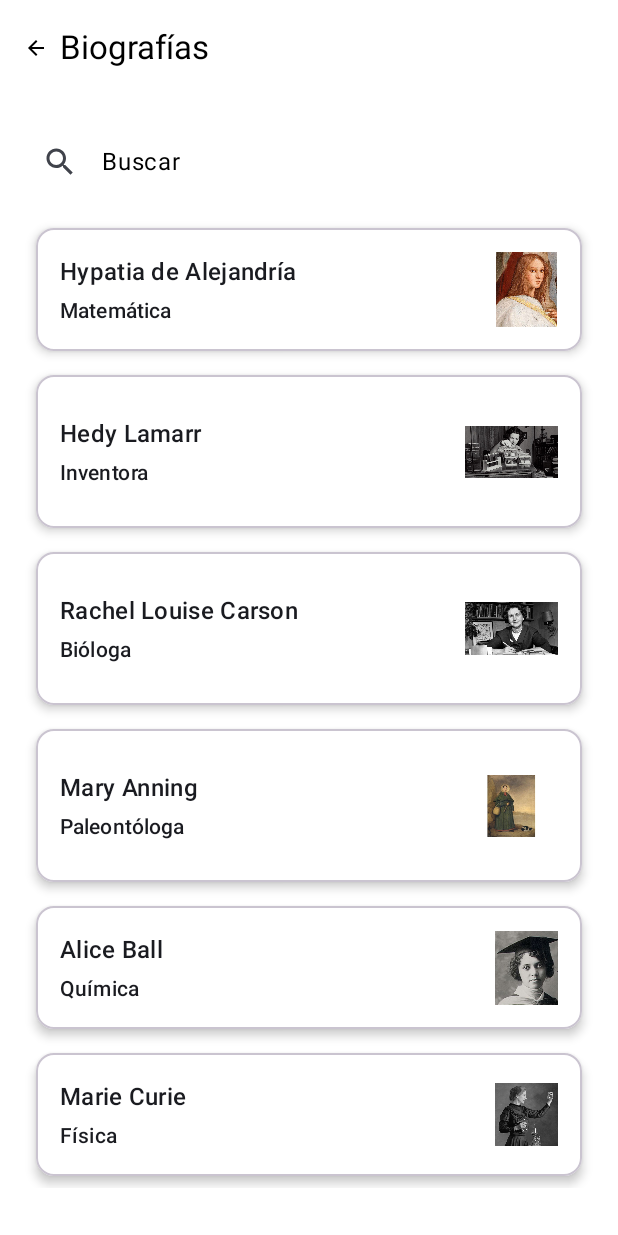
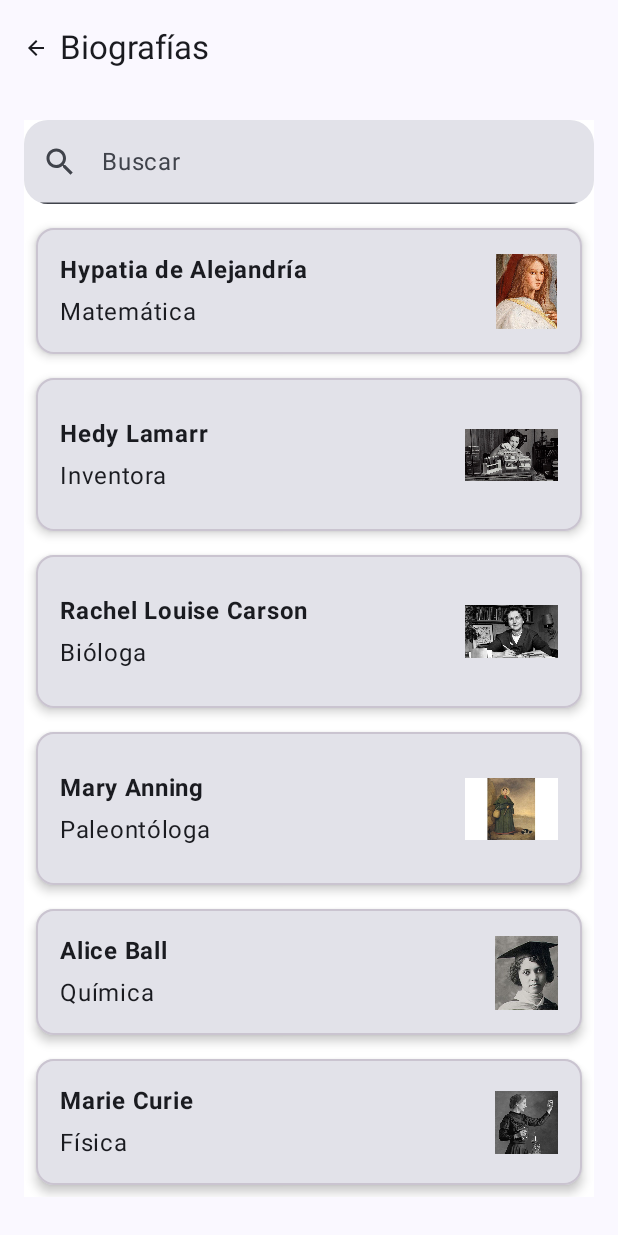
Before and after one commit to paulaagni/AppStem, an Android app built with Jetpack Compose: the ScrollBios screen opened through its navigation route, after a tap on "Hedy Lamarr", on a phone screen of 412 x 824 dp. Run offline under Robolectric (Android 15) with nearby library versions, the phone set to English and light mode, and no system bars.

Commit message:
aplicación de tema y fuente

```diff
--- a/app/src/main/java/com/example/appstem/screens/ScrollBios.kt
+++ b/app/src/main/java/com/example/appstem/screens/ScrollBios.kt
@@ -19,6 +19,7 @@ import androidx.compose.ui.Alignment
 import androidx.compose.ui.Modifier
 import androidx.compose.ui.graphics.Color
 import androidx.compose.ui.res.painterResource
+import androidx.compose.ui.text.font.FontWeight
 import androidx.compose.ui.text.style.TextOverflow
 import androidx.compose.ui.tooling.preview.Preview
 import androidx.compose.ui.unit.dp
@@ -26,6 +27,7 @@ import androidx.navigation.NavController
 import androidx.navigation.compose.rememberNavController
 import com.example.appstem.R
 import com.example.appstem.navigation.AppScreens
+import com.example.appstem.ui.theme.AppStemTheme
 
 data class DatosBios(
     val name: String,
@@ -47,15 +49,15 @@ fun ScrollBios(navController: NavController) {
 
     val busquedaBarra = remember { mutableStateOf("") }
 
+    AppStemTheme{
         Scaffold(
-        containerColor = Color.White,
             topBar = {
+
                 TopAppBar(
                     colors = TopAppBarDefaults.topAppBarColors(
-                    containerColor = Color.White,
-                    titleContentColor = Color.Black
                 ),
                     title = {
+
                         Row(
                         verticalAlignment = Alignment.CenterVertically
                     ) {
@@ -65,7 +67,7 @@ fun ScrollBios(navController: NavController) {
                             modifier = Modifier
                                 .size(24.dp)
                                 .padding(end = 8.dp)
-                                .clickable{navController.popBackStack()}
+                                .clickable { navController.popBackStack() }
                         )
                         Text("Biografías")
                         }
@@ -73,29 +75,19 @@ fun ScrollBios(navController: NavController) {
                 )
                      },
             content = { paddingValues ->
-            Column(modifier = Modifier
+                Column(
+                    modifier = Modifier
                         .padding(paddingValues)
                         .padding(16.dp)
                         .background(Color.White)
-            ){
+                ) {
                 TextField(
                     value = busquedaBarra.value,
                     onValueChange = { busquedaBarra.value = it },
-                    label = { Text("Buscar", color = Color.Black) },
+                    label = { Text("Buscar") },
                     leadingIcon = {
                         Icon(imageVector = Icons.Filled.Search, contentDescription = "Buscar")
                     },
-                    colors = TextFieldDefaults.colors(
-                        focusedTextColor = Color.Black,
-                        unfocusedTextColor = Color.Black,
-                        disabledTextColor = Color.Gray,
-                        errorTextColor = Color.Red,
-                        focusedContainerColor = Color.White,
-                        unfocusedContainerColor = Color.White,
-                        cursorColor = Color.Black,
-                        focusedIndicatorColor = Color.Transparent,
-                        unfocusedIndicatorColor = Color.Transparent
-                    ),
                     modifier = Modifier.fillMaxWidth(),
                     shape = RoundedCornerShape(16.dp)
                 )
@@ -112,12 +104,10 @@ fun ScrollBios(navController: NavController) {
                                 .fillMaxWidth()
                                 .padding(8.dp)
                                 .clickable {
-                                    if(item.name == "Hypatia de Alejandría")
+                                    if (item.name == "Hypatia de Alejandría")
                                         navController.navigate(route = AppScreens.Bio.route)
                                 },
-                            colors = CardDefaults.cardColors(
-                                containerColor = Color.White
-                            ),
+
                             elevation = CardDefaults.cardElevation(defaultElevation = 4.dp),
                             border = BorderStroke(1.dp, Color(0xFFCAC4D0))
                         ) {
@@ -131,13 +121,12 @@ fun ScrollBios(navController: NavController) {
                                 Column {
                                     Text(
                                         text = item.name,
-                                        style = MaterialTheme.typography.titleMedium,
+                                        fontWeight = FontWeight.Bold,
                                         overflow = TextOverflow.Ellipsis,
                                         maxLines = 1
                                     )
                                     Text(
                                         text = item.profession,
-                                        style = MaterialTheme.typography.titleSmall,
                                         modifier = Modifier.padding(top = 4.dp)
                                     )
                                 }
@@ -146,9 +135,9 @@ fun ScrollBios(navController: NavController) {
                                     painter = painterResource(id = item.imagenId),
                                     contentDescription = null,
                                     modifier =
-                                    if (item.imagenId == R.drawable.maryanning || item.imagenId == R.drawable.hedylamarr || item.imagenId == R.drawable.rachelcarson){
+                                    if (item.imagenId == R.drawable.maryanning || item.imagenId == R.drawable.hedylamarr || item.imagenId == R.drawable.rachelcarson) {
                                         Modifier.size(70.dp)
-                                    }else {
+                                    } else {
                                         Modifier.size(50.dp)
                                     }
                                         .padding(start = 8.dp)
@@ -161,9 +150,12 @@ fun ScrollBios(navController: NavController) {
             }
         )
     }
+}
 
 @Preview (showBackground = true)
 @Composable
 fun ScrollBiosPreview(){
+    AppStemTheme {
         ScrollBios(navController = rememberNavController())
     }
+}
--- a/gradle/libs.versions.toml
+++ b/gradle/libs.versions.toml
@@ -1,5 +1,8 @@
 [versions]
 agp = "8.6.0"
+coilCompose = "2.3.0"
+githubGlide = "4.13.0"
+glide = "4.15.1"
 kotlin = "1.9.0"
 coreKtx = "1.13.1"
 junit = "4.13.2"
@@ -12,6 +15,10 @@ navigationCompose = "2.8.3"
 
 [libraries]
 androidx-core-ktx = { group = "androidx.core", name = "core-ktx", version.ref = "coreKtx" }
+coil-compose = { module = "io.coil-kt:coil-compose", version.ref = "coilCompose" }
+github-compiler = { module = "com.github.bumptech.glide:compiler", version.ref = "githubGlide" }
+glide = { module = "com.github.bumptech.glide:glide", version.ref = "glide" }
+glide-v4130 = { module = "com.github.bumptech.glide:glide", version.ref = "githubGlide" }
 junit = { group = "junit", name = "junit", version.ref = "junit" }
 androidx-junit = { group = "androidx.test.ext", name = "junit", version.ref = "junitVersion" }
 androidx-espresso-core = { group = "androidx.test.espresso", name = "espresso-core", version.ref = "espressoCore" }
```
Lines whose indentation alone changed are shown as unchanged.
